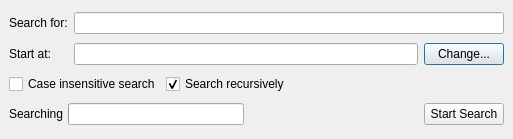
Old version of the form scribus/ui/picsearchoptions.ui in the repository scribusproject/scribus.
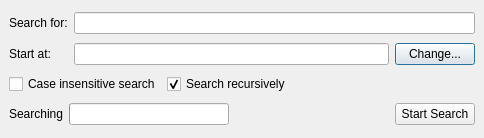
New version of the form.

Commit message: #16456: Unify margins and spacing for dialogs, set 4 <bubu>

Diff of the .ui file:
```diff
--- a/scribus/ui/picsearchoptions.ui
+++ b/scribus/ui/picsearchoptions.ui
@@ -1,12 +1,12 @@
 <ui version="4.0" >
  <class>PicSearchOptions</class>
- <widget class="QDialog" name="PicSearchOptions" >
-  <property name="geometry" >
+ <widget class="QDialog" name="PicSearchOptions">
+  <property name="geometry">
    <rect>
     <x>0</x>
     <y>0</y>
-    <width>513</width>
-    <height>139</height>
+    <width>484</width>
+    <height>138</height>
    </rect>
   </property>
   <property name="windowTitle" >
@@ -16,12 +16,18 @@
    <property name="margin" >
     <number>9</number>
    </property>
-   <property name="spacing" >
-    <number>6</number>
+   <property name="topMargin">
+    <number>9</number>
    </property>
-   <item row="0" column="0" >
-    <widget class="QLabel" name="textLabel1_2" >
-     <property name="text" >
+   <property name="rightMargin">
+    <number>9</number>
+   </property>
+   <property name="bottomMargin">
+    <number>9</number>
+   </property>
+   <item row="0" column="0">
+    <widget class="QLabel" name="textLabel1_2">
+     <property name="text">
       <string>Search for:</string>
      </property>
      <property name="wordWrap" >
@@ -65,14 +71,8 @@
      </property>
     </widget>
    </item>
-   <item row="3" column="0" colspan="3" >
-    <layout class="QHBoxLayout" >
-     <property name="margin" >
-      <number>0</number>
-     </property>
-     <property name="spacing" >
-      <number>5</number>
-     </property>
+   <item row="3" column="0" colspan="3">
+    <layout class="QHBoxLayout">
      <item>
       <widget class="QLabel" name="searchLabel" >
        <property name="text" >
@@ -127,14 +127,8 @@
      </item>
     </layout>
    </item>
-   <item row="2" column="0" colspan="3" >
-    <layout class="QHBoxLayout" >
-     <property name="margin" >
-      <number>0</number>
-     </property>
-     <property name="spacing" >
-      <number>5</number>
-     </property>
+   <item row="2" column="0" colspan="3">
+    <layout class="QHBoxLayout">
      <item>
       <widget class="QCheckBox" name="caseInsensitiveCheck" >
        <property name="text" >
@@ -172,7 +166,6 @@
    </item>
   </layout>
  </widget>
- <layoutdefault spacing="6" margin="11" />
  <resources/>
  <connections/>
 </ui>
```
Left out of the diff: 79 changed lines with no effect on the pictures. The commit also changes 7 other files.
